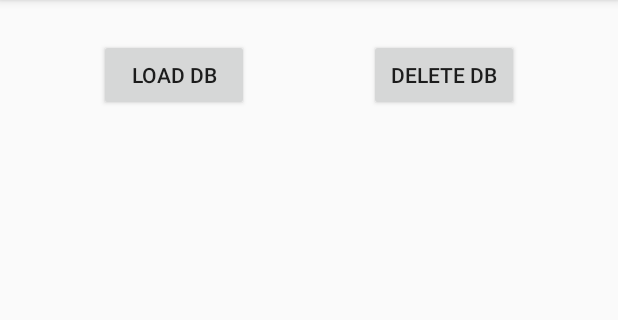
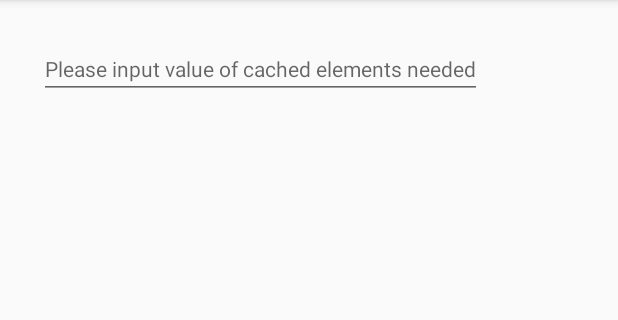
Before and after one commit to 3888/SQL-MVP, an Android app: the screen it shows after launch (MainActivity), on a phone screen of 412 x 824 dp, the part 84-404 px from its top. Run offline under Robolectric (Android 15) with nearby library versions, the phone set to English and light mode, and no system bars; our stand-ins replace ButterKnife, Dagger/Hilt's generated code, Timber; libraries missing offline, so code that uses them is left out: com.crashlytics.android, com.squareup.sqlbrite, de.ad.sharp, io.fabric.sdk, rx.android.schedulers and 1 more; 6 statements that could not run were skipped.

Commit message:
refactored pagination code

```diff
--- a/SQLMVP/app/src/main/AndroidManifest.xml
+++ b/SQLMVP/app/src/main/AndroidManifest.xml
@@ -2,7 +2,6 @@
 <manifest xmlns:android="http://schemas.android.com/apk/res/android"
     package="com.sql.mvp.testapp">
 
-    <uses-permission android:name="android.permission.INTERNET" />
     <uses-permission android:name="android.permission.ACCESS_NETWORK_STATE" />
 
     <application
@@ -10,7 +9,6 @@
         android:allowBackup="true"
         android:icon="@mipmap/ic_launcher"
         android:label="@string/app_name"
-        android:supportsRtl="true"
         android:theme="@style/AppTheme">
 
         <activity android:name="com.sql.mvp.testapp.ui.activities.MainActivity">
--- a/SQLMVP/app/src/main/java/com/sql/mvp/testapp/application/components/AppComponent.java
+++ b/SQLMVP/app/src/main/java/com/sql/mvp/testapp/application/components/AppComponent.java
@@ -3,7 +3,6 @@ package com.sql.mvp.testapp.application.components;
 import com.sql.mvp.testapp.application.modules.AppModule;
 import com.sql.mvp.testapp.application.modules.DbModule;
 import com.sql.mvp.testapp.ui.fragments.PaginationFragment;
-import com.sql.mvp.testapp.ui.fragments.UsersFragment;
 
 import javax.inject.Singleton;
 
--- a/SQLMVP/app/src/main/java/com/sql/mvp/testapp/application/components/DbComponent.java
+++ b/SQLMVP/app/src/main/java/com/sql/mvp/testapp/application/components/DbComponent.java
@@ -2,7 +2,6 @@ package com.sql.mvp.testapp.application.components;
 
 
 import com.sql.mvp.testapp.database.Database;
-import com.sql.mvp.testapp.server.models.UsersObject;
 import com.sql.mvp.testapp.utils.data.UsersData;
 import com.squareup.sqlbrite.BriteContentResolver;
 import com.squareup.sqlbrite.BriteDatabase;
@@ -16,6 +15,5 @@ public interface DbComponent {
 
     SqlBrite sqlBrite();
 
-//    Database<UsersObject> pointsDatabase();
     Database<UsersData> usersDatabase();
 }
--- a/SQLMVP/app/src/main/java/com/sql/mvp/testapp/application/modules/DbModule.java
+++ b/SQLMVP/app/src/main/java/com/sql/mvp/testapp/application/modules/DbModule.java
@@ -3,10 +3,8 @@ package com.sql.mvp.testapp.application.modules;
 import android.content.Context;
 import android.database.sqlite.SQLiteOpenHelper;
 
-
 import com.sql.mvp.testapp.database.Database;
 import com.sql.mvp.testapp.database.UsersDatabase;
-import com.sql.mvp.testapp.server.models.UsersObject;
 import com.sql.mvp.testapp.utils.data.UsersData;
 import com.squareup.sqlbrite.BriteContentResolver;
 import com.squareup.sqlbrite.BriteDatabase;
--- a/SQLMVP/app/src/main/java/com/sql/mvp/testapp/database/UsersDatabase.java
+++ b/SQLMVP/app/src/main/java/com/sql/mvp/testapp/database/UsersDatabase.java
@@ -5,7 +5,6 @@ import android.content.Context;
 import android.database.Cursor;
 import android.database.sqlite.SQLiteOpenHelper;
 
-import com.sql.mvp.testapp.server.models.UsersObject;
 import com.sql.mvp.testapp.utils.data.UsersData;
 
 public class UsersDatabase extends BaseDatabase<UsersData> {
--- a/SQLMVP/app/src/main/java/com/sql/mvp/testapp/ui/activities/MainActivity.java
+++ b/SQLMVP/app/src/main/java/com/sql/mvp/testapp/ui/activities/MainActivity.java
@@ -6,7 +6,6 @@ import android.support.v7.app.AppCompatActivity;
 
 import com.sql.mvp.testapp.R;
 import com.sql.mvp.testapp.ui.fragments.PaginationFragment;
-import com.sql.mvp.testapp.ui.fragments.UsersFragment;
 
 public class MainActivity extends AppCompatActivity  {
 
--- a/SQLMVP/app/src/main/java/com/sql/mvp/testapp/ui/fragments/BaseFragment.java
+++ b/SQLMVP/app/src/main/java/com/sql/mvp/testapp/ui/fragments/BaseFragment.java
@@ -28,6 +28,5 @@ public abstract class BaseFragment extends Fragment {
 
     public interface BaseMvpView {
         void showProgress(boolean show);
-
     }
 }
--- a/SQLMVP/app/src/main/java/com/sql/mvp/testapp/ui/fragments/PaginationFragment.java
+++ b/SQLMVP/app/src/main/java/com/sql/mvp/testapp/ui/fragments/PaginationFragment.java
@@ -1,12 +1,18 @@
 package com.sql.mvp.testapp.ui.fragments;
 
+import android.content.Context;
 import android.os.Bundle;
 import android.support.v4.app.Fragment;
 import android.support.v7.widget.GridLayoutManager;
 import android.support.v7.widget.RecyclerView;
+import android.text.TextUtils;
 import android.view.LayoutInflater;
 import android.view.View;
 import android.view.ViewGroup;
+import android.view.inputmethod.EditorInfo;
+import android.view.inputmethod.InputMethodManager;
+import android.widget.EditText;
+import android.widget.Toast;
 
 
 import com.sql.mvp.testapp.R;
@@ -23,14 +29,13 @@ import java.util.List;
 
 import javax.inject.Inject;
 
+import butterknife.BindString;
 import butterknife.BindView;
 import butterknife.ButterKnife;
-import butterknife.OnClick;
 import de.ad.sharp.api.SharP;
 import rx.Subscriber;
 import rx.Subscription;
 import rx.android.schedulers.AndroidSchedulers;
-import timber.log.Timber;
 
 /**
  * A placeholder fragment containing a simple view.
@@ -41,7 +46,6 @@ public class PaginationFragment extends Fragment {
     private PagingRecyclerViewAdapter recyclerViewAdapter;
     private Subscription pagingSubscription;
     private LocalStorage storage;
-    private int storedCount = 0;
 
     @Inject
     Database<UsersData> usersDatabase;
@@ -49,13 +53,11 @@ public class PaginationFragment extends Fragment {
     @BindView(R.id.pagination_list)
     RecyclerView recyclerView;
 
-    @OnClick(R.id.users_load_db)
-    public void loadElementsToDB() {
-    }
+    @BindView(R.id.pagination_cached_elements_count_edit_text)
+    EditText chachedElementsEditText;
 
-    @OnClick(R.id.users_delete_db)
-    public void deleteElementsFromDB() {
-    }
+    @BindString(R.string.pagination_error)
+    String error;
 
     @Override
     public View onCreateView(LayoutInflater inflater, ViewGroup container, Bundle savedInstanceState) {
@@ -96,12 +98,36 @@ public class PaginationFragment extends Fragment {
             return;
         }
 
+        if (storage.getCachedLimit() == 0) {
+            storage.setCachedLimit(LIMIT);
+        }
+
+        chachedElementsEditText.setOnEditorActionListener((v, actionId, event) -> {
+            if (actionId == EditorInfo.IME_ACTION_DONE) {
+
+                String cachedElements = chachedElementsEditText.getText().toString();
+                int maxLimit = EmulateResponseManager.MAX_LIMIT;
+
+                if (TextUtils.isEmpty(cachedElements) && Integer.valueOf(cachedElements) == 0 &&
+                        Integer.valueOf(cachedElements) > maxLimit) {
+                    storage.setCachedLimit(Integer.valueOf(cachedElements));
+                    Toast.makeText(getActivity(), error, Toast.LENGTH_SHORT).show();
+                }
+
+
+                InputMethodManager inputMethodManager = (InputMethodManager) getActivity().getSystemService(Context.INPUT_METHOD_SERVICE);
+                inputMethodManager.hideSoftInputFromWindow(getView().getWindowToken(), 0);
+                return true;
+            }
+            return false;
+        });
+
         // RecyclerView pagination
         PaginationTool<List<UsersData>> paginationTool = PaginationTool.
                 buildPagingObservable(recyclerView, offset -> EmulateResponseManager
                         .getInstance()
-                        .getEmulateResponse(offset, LIMIT))
-                .setLimit(LIMIT)
+                        .getEmulateResponse(offset, storage.getCachedLimit()))
+                .setLimit(storage.getCachedLimit())
                 .build();
 
         pagingSubscription = paginationTool
@@ -118,12 +144,8 @@ public class PaginationFragment extends Fragment {
 
                     @Override
                     public void onNext(List<UsersData> items) {
-
-//                        usersDatabase.insertOrUpdateElements(items);
-//                        Timber.e("DB count = " + usersDatabase.getCount());
-//                        recyclerViewAdapter.addNewItems(usersDatabase.getElements());
-
-                        recyclerViewAdapter.addNewItems(items);
+                        usersDatabase.insertOrUpdateElements(items);
+                        recyclerViewAdapter.addNewItems(usersDatabase.getElements());
                         recyclerViewAdapter.notifyItemInserted(recyclerViewAdapter.getItemCount() - items.size());
                     }
                 });
@@ -138,16 +160,8 @@ public class PaginationFragment extends Fragment {
         // for memory leak prevention (RecycleView is not unsubscibed from adapter DataObserver)
         if (recyclerView != null) {
             recyclerView.setAdapter(null);
+            usersDatabase.deleteElements();
         }
         super.onDestroyView();
     }
-
-//    private void saveToDB(List<UsersData> items) {
-//        storedCount += items.size();
-//        storage.setStoredCount(storedCount);
-//        Timber.e("getStoredCount() = " + storage.getStoredCount());
-//        usersDatabase.insertOrUpdateElements(items);
-//    }
-
-
 }
--- a/SQLMVP/app/src/main/java/com/sql/mvp/testapp/utils/LocalStorage.java
+++ b/SQLMVP/app/src/main/java/com/sql/mvp/testapp/utils/LocalStorage.java
@@ -5,8 +5,8 @@ import de.ad.sharp.api.SharedPreference;
 @SharedPreference
 public interface LocalStorage {
 
-    int getStoredCount();
+    int getCachedLimit();
 
-    void setStoredCount(int value);
+    void setCachedLimit(int value);
 
 }
--- a/SQLMVP/app/src/main/java/com/sql/mvp/testapp/utils/data/EmulateResponseManager.java
+++ b/SQLMVP/app/src/main/java/com/sql/mvp/testapp/utils/data/EmulateResponseManager.java
@@ -13,7 +13,7 @@ import rx.Observable;
  */
 public class EmulateResponseManager {
 
-    private final static int MAX_LIMIT = 1000;
+    public static final int MAX_LIMIT = 1000;
     private static final long FAKE_RESPONSE_TIME_IN_MS = 200;
     private final static int MAX_FAKE_ERROR_COUNT = 2;
     private final static int OFFSET_WHEN_FAKE_ERROR = 200;
@@ -60,7 +60,7 @@ public class EmulateResponseManager {
         // Generate List of Items
         for (int i = offset; i < concreteLimit; i++) {
             String itemStr = String.valueOf(i);
-            list.add(new UsersData(i, NameGenerator.getRandomName().concat(itemStr) , itemStr));
+            list.add(new UsersData(i, NameGenerator.getRandomName().concat(itemStr), itemStr));
         }
         return list;
     }
--- a/SQLMVP/app/src/main/res/layout/screen_pagination.xml
+++ b/SQLMVP/app/src/main/res/layout/screen_pagination.xml
@@ -6,24 +6,19 @@
     <LinearLayout
         android:layout_width="match_parent"
         android:layout_height="wrap_content"
-        android:layout_marginBottom="@dimen/app_dp_10"
-        android:layout_marginTop="@dimen/app_dp_10"
-        android:gravity="center"
-        android:orientation="horizontal">
+        android:padding="@dimen/app_dp_10"
+        android:orientation="horizontal"
+        android:focusable="true"
+        android:focusableInTouchMode="true">
 
-        <Button
-            android:id="@+id/users_load_db"
-            android:layout_width="@dimen/button_size_tall"
+        <EditText
+            android:id="@+id/pagination_cached_elements_count_edit_text"
+            android:layout_width="wrap_content"
             android:layout_height="wrap_content"
-            android:layout_marginEnd="@dimen/app_dp_40"
-            android:text="@string/users_load_db" />
-
-        <Button
-            android:id="@+id/users_delete_db"
-            android:layout_width="@dimen/button_size_tall"
-            android:layout_height="wrap_content"
-            android:layout_marginStart="@dimen/app_dp_40"
-            android:text="@string/users_delete_db" />
+            android:imeOptions="actionDone"
+            android:hint="@string/pagination_set_max_cached_elements_message"
+            android:inputType="number"
+            android:maxLength="4" />
 
     </LinearLayout>
 
--- a/SQLMVP/app/src/main/res/values/strings.xml
+++ b/SQLMVP/app/src/main/res/values/strings.xml
@@ -1,21 +1,10 @@
 <resources>
     <string name="app_name">SQL MVP Test</string>
     <string name="app_loading">Loading…</string>
-    <string name="app_error">Error!</string>
-    <string name="app_ok">OK</string>
-    <string name="app_cancel">Cancel</string>
 
-    <!-- Errors -->
-    <string name="error_session_has_expired">Your session has expired. You will be logged out</string>
-    <string name="error_connection">Please, check your internet connection</string>
-    <string name="error_unknown">Server troubles. Please, restart app or contact developers</string>
-
-    <!-- Cake Screen -->
-    <string name="cake_no_records_found">No records found</string>
-
-    <!--UsersFragment-->
-    <string name="users_last_name" formatted="false">Last name:  %d</string>
-    <string name="users_load_db">Load DB</string>
-    <string name="users_delete_db">Delete DB</string>
+    <!--PaginationFragment-->
+    <string name="pagination_set_max_cached_elements_message">
+        Please input value of cached elements needed </string>
+    <string name="pagination_error">Max cached elements can take values from 0 to 1000 </string>
 
 </resources>
```
Also changed, not shown: SQLMVP/app/src/main/java/com/sql/mvp/testapp/server/models/UsersObject.java (deleted, +0 -46 lines), SQLMVP/app/src/main/java/com/sql/mvp/testapp/ui/adatpers/UsersAdapter.java (deleted, +0 -70 lines), SQLMVP/app/src/main/java/com/sql/mvp/testapp/ui/fragments/UsersFragment.java (deleted, +0 -70 lines), SQLMVP/app/src/main/java/com/sql/mvp/testapp/ui/presenters/BasePresenter.java (deleted, +0 -68 lines), SQLMVP/app/src/main/java/com/sql/mvp/testapp/ui/presenters/FragmentPresenter.java (deleted, +0 -27 lines), SQLMVP/app/src/main/java/com/sql/mvp/testapp/ui/presenters/Presenter.java (deleted, +0 -7 lines), SQLMVP/app/src/main/java/com/sql/mvp/testapp/ui/presenters/UsersPresenter.java (deleted, +0 -51 lines), SQLMVP/app/src/main/res/layout/screen_users.xml (deleted, +0 -12 lines).
